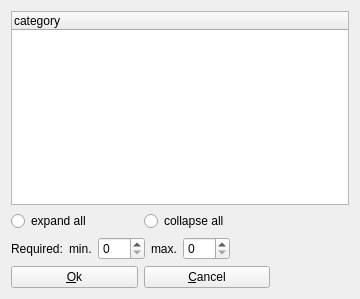
This is client/uiforms/category_select_required_add.ui in Wolframe/configurator as Qt 5 draws it before an edit. The edited form follows.
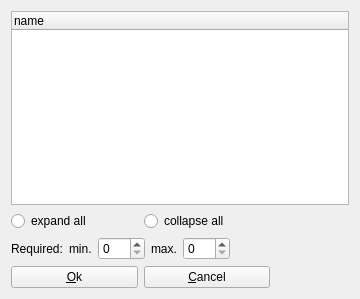
This is the edited form. Icons and pictures are not drawn.

Patch:
```diff
--- a/client/uiforms/category_select_required_add.ui
+++ b/client/uiforms/category_select_required_add.ui
@@ -55,7 +55,7 @@
      </attribute>
      <column>
       <property name="text">
-       <string>category</string>
+       <string>name</string>
       </property>
      </column>
     </widget>
```
